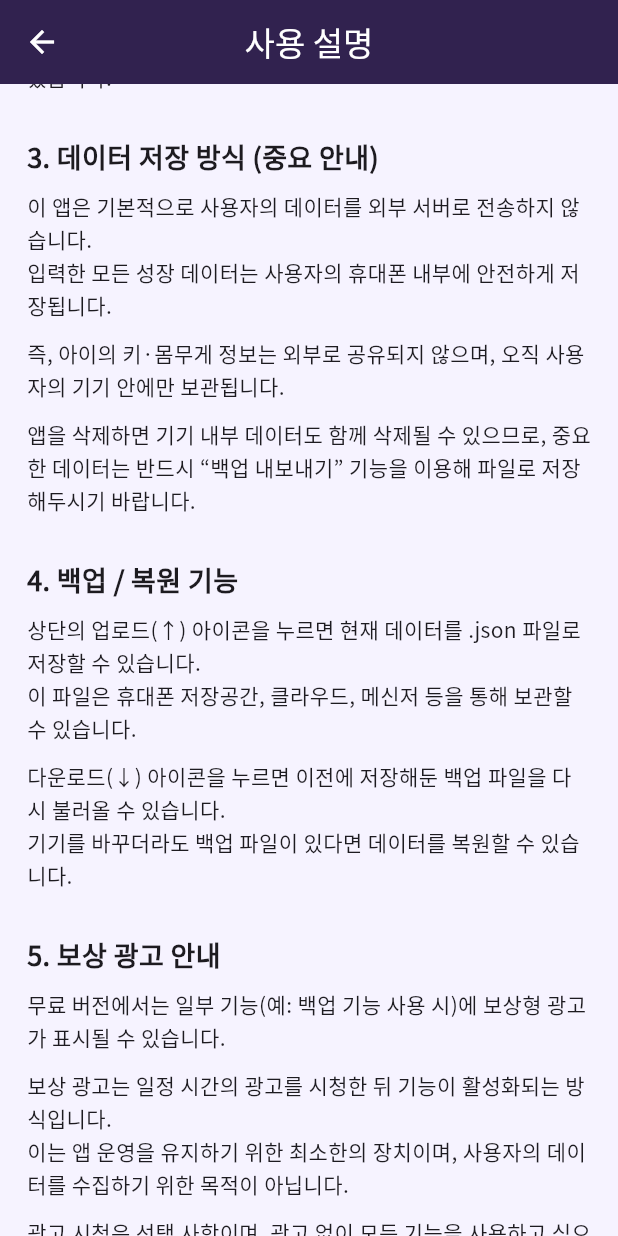
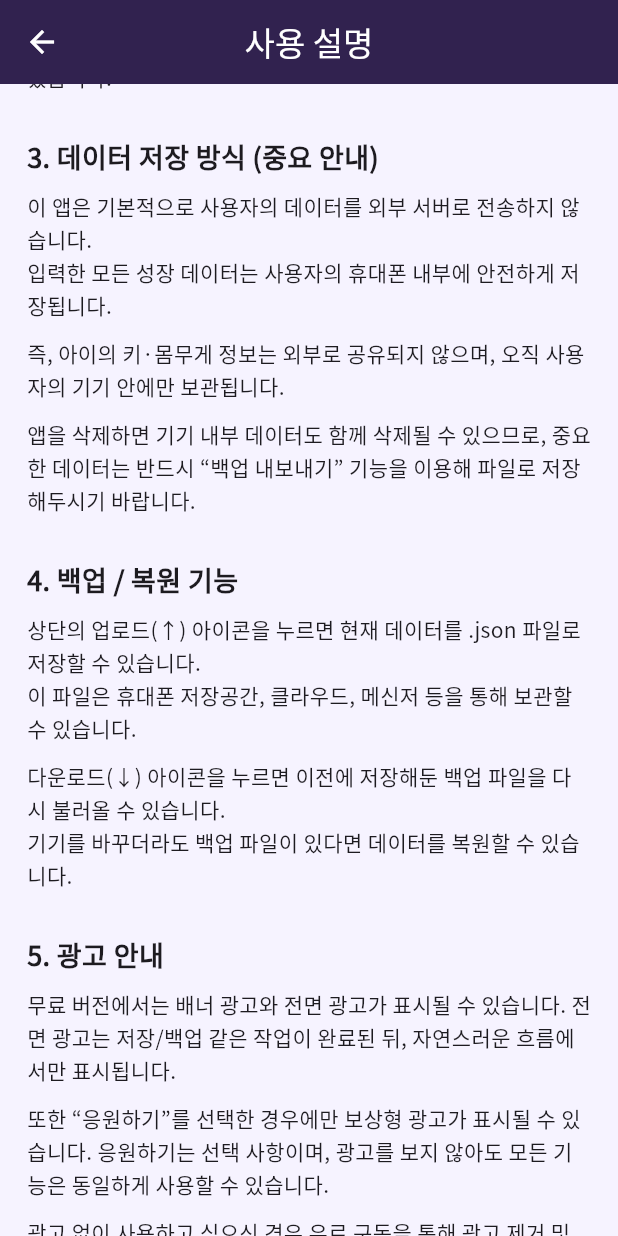
Before and after one commit to jeonbowon/growth_tracking_graph, a Flutter app: the screen it shows after launch, item 3 of the bottom bar chosen, scrolled down 576 dp, on a phone screen of 412 x 824 dp. Run offline on Flutter 3.47's test engine with Material 3 defaults, Android fonts, the light colour scheme and no system bars; our stand-ins replace fl_chart, google_fonts, google_mobile_ads, share_plus, shared_preferences; missing offline and left inert: file_selector; network calls fail.

Commit message:
Update ad

```diff
--- a/lib/backup_manager.dart
+++ b/lib/backup_manager.dart
@@ -22,13 +22,8 @@ class BackupManager {
   ///
   /// [광고 정책/UX]
   /// - 광고는 "선택형" 입니다.
-  /// - AdService.gateWithRewardedAd() 내부에서 BottomSheet를 띄우고,
-  ///   - 취소: 광고 없이 진행(true)
-  ///   - 광고보고진행: 광고 시청 시도(스킵 등으로 보상 미획득이면 false)
+  /// - 백업/복원 기능은 광고와 무관하게 항상 동작합니다.
   static Future<void> exportBackup(BuildContext context) async {
-    // ✅ 선택형 게이트: 취소해도 진행, 광고보기 선택 시에만 광고 시도
-    final ok = await AdService.instance.gateWithRewardedAd(context);
-    if (!ok) return;
 
     final prefs = await SharedPreferences.getInstance();
 
@@ -107,6 +102,15 @@ class BackupManager {
       subject: '우리아이 성장 그래프 백업 ($fileName)',
       text: '백업 파일입니다. Drive/다운로드 등에 저장해 두세요.',
     );
+
+    // ✅ 작업 완료 후 전면 광고(쿨다운 적용)
+    await AdService.instance.tryShowInterstitialAfterAction(context);
+
+    // ✅ 기능과 무관한 선택형 "응원하기" 안내(정책 안전)
+    AdService.instance.showSnackBarWithSupport(
+      context,
+      message: '백업이 완료되었습니다. 도움이 되셨다면 “응원하기”로 개발을 지원할 수 있어요. (선택)',
+    );
   }
 
   /// JSON 백업 파일을 선택하여 SharedPreferences로 복원합니다.
@@ -114,13 +118,8 @@ class BackupManager {
   /// ✅ 인코딩 문제 방지를 위해 "바이트 → UTF-8 decode"로 읽습니다.
   ///
   /// [광고 정책/UX]
-  /// - 광고는 "선택형" 입니다.
-  /// - 취소: 광고 없이 진행(true)
-  /// - 광고보고진행: 광고 시청 시도(스킵 등으로 보상 미획득이면 false)
+  /// - 백업/복원 기능은 광고와 무관하게 항상 동작합니다.
   static Future<void> importBackup(BuildContext context) async {
-    // ✅ 선택형 게이트: 취소해도 진행, 광고보기 선택 시에만 광고 시도
-    final ok = await AdService.instance.gateWithRewardedAd(context);
-    if (!ok) return;
 
     final XFile? file = await openFile(
       acceptedTypeGroups: const [
@@ -209,7 +208,16 @@ class BackupManager {
     // 완료 안내
     if (context.mounted) {
       ScaffoldMessenger.of(context).showSnackBar(
-        const SnackBar(content: Text('백업 파일을 불러왔습니다.')),
+        const SnackBar(content: Text('복원이 완료되었습니다.')),
+      );
+
+      // ✅ 작업 완료 후 전면 광고(쿨다운 적용)
+      await AdService.instance.tryShowInterstitialAfterAction(context);
+
+      // ✅ 기능과 무관한 선택형 "응원하기" 안내(정책 안전)
+      AdService.instance.showSnackBarWithSupport(
+        context,
+        message: '복원이 완료되었습니다. 도움이 되셨다면 “응원하기”로 개발을 지원할 수 있어요. (선택)',
       );
     }
   }
--- a/lib/child_growth_input.dart
+++ b/lib/child_growth_input.dart
@@ -2,6 +2,7 @@ import 'package:flutter/material.dart';
 import 'package:shared_preferences/shared_preferences.dart';
 import 'dart:convert';
 import 'package:intl/intl.dart';
+import 'ad_service.dart';
 
 class GrowthEntry {
   final double? height; // cm
@@ -178,6 +179,11 @@ class _ChildGrowthInputState extends State<ChildGrowthInput> {
 
     ScaffoldMessenger.of(context)
         .showSnackBar(const SnackBar(content: Text('저장되었습니다')));
+
+    // 저장 완료 후 전면 광고(쿨다운 적용)
+    await AdService.instance.tryShowInterstitialAfterAction(context);
+
+    if (!mounted) return;
     Navigator.pop(context);
   }
 
--- a/lib/main.dart
+++ b/lib/main.dart
@@ -15,8 +15,11 @@ Future<void> main() async {
   // 앱 전역 공통 배너 1회 로드
   AdService.instance.loadBanner();
 
-  // 보상형 광고도 미리 로드(내보내기/가져오기 시 첫 로딩 지연 최소화)
+  // 보상형 광고(선택형 '응원하기') 미리 로드
   AdService.instance.preloadRewarded();
+
+  // 전면 광고도 미리 로드(저장/백업 완료 후 자연스러운 노출)
+  AdService.instance.preloadInterstitial();
 
   runApp(GrowthApp());
 }
--- a/lib/page_app_explanation.dart
+++ b/lib/page_app_explanation.dart
@@ -104,31 +104,28 @@ class PageAppExplanation extends StatelessWidget {
                 '기기를 바꾸더라도 백업 파일이 있다면 데이터를 복원할 수 있습니다.'
               ),
 
-              _sectionTitle('5. 보상 광고 안내'),
+              _sectionTitle('5. 광고 안내'),
 
               _bodyText(
-                '무료 버전에서는 일부 기능(예: 백업 기능 사용 시)에 '
-                '보상형 광고가 표시될 수 있습니다.'
+                '무료 버전에서는 배너 광고와 전면 광고가 표시될 수 있습니다. '
+                '전면 광고는 저장/백업 같은 작업이 완료된 뒤, 자연스러운 흐름에서만 표시됩니다.'
               ),
 
               _bodyText(
-                '보상 광고는 일정 시간의 광고를 시청한 뒤 기능이 활성화되는 방식입니다.\n'
-                '이는 앱 운영을 유지하기 위한 최소한의 장치이며, '
-                '사용자의 데이터를 수집하기 위한 목적이 아닙니다.'
+                '또한 “응원하기”를 선택한 경우에만 보상형 광고가 표시될 수 있습니다. '
+                '응원하기는 선택 사항이며, 광고를 보지 않아도 모든 기능은 동일하게 사용할 수 있습니다.'
               ),
 
               _bodyText(
-                '광고 시청은 선택 사항이며, '
-                '광고 없이 모든 기능을 사용하고 싶으신 경우 유료 구독을 통해 '
-                '광고 제거 및 기능 제한 해제가 가능합니다.'
+                '광고 없이 사용하고 싶으신 경우 유료 구독을 통해 광고 제거 및 '
+                '프로필 제한 해제가 가능합니다.'
               ),
 
               _sectionTitle('6. 무료 / 유료 버전 차이'),
 
               _bodyText(
                 '무료 버전\n'
-                '• 최대 2명의 자녀 프로필 등록 가능\n'
-                '• 일부 기능 사용 시 보상 광고 표시\n'
+                '• 배너 및 전면 광고가 표시됩니다\n'
                 '• 데이터는 기기 내부에 저장'
               ),
 
--- a/pubspec.yaml
+++ b/pubspec.yaml
@@ -16,7 +16,7 @@ publish_to: 'none' # Remove this line if you wish to publish to pub.dev
 # https://developer.apple.com/library/archive/documentation/General/Reference/InfoPlistKeyReference/Articles/CoreFoundationKeys.html
 # In Windows, build-name is used as the major, minor, and patch parts
 # of the product and file versions while build-number is used as the build suffix.
-version: 1.0.4+6
+version: 1.0.5+7
 
 environment:
   sdk: ^3.8.1
```
Also changed, not shown: lib/ad_service.dart (+149 -84 lines), 1 other file.
